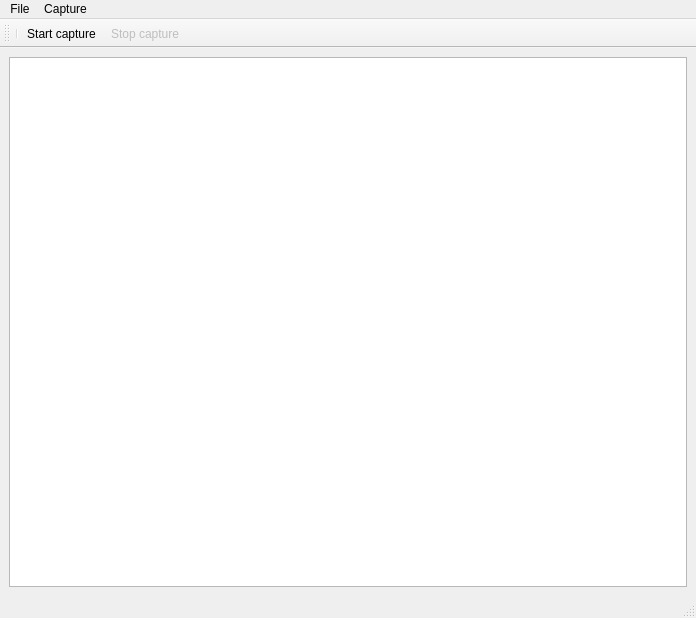
Before: the Qt Designer form mainWindow.ui in alexis-ld/pycket, drawn with Qt 5.
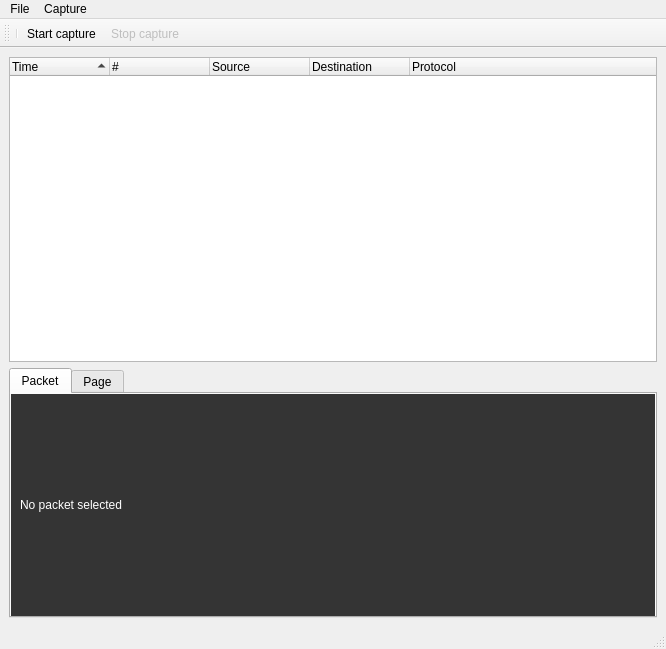
After: the same form once the commit is applied. Icons and pictures are not drawn.

Commit message: Basic styling + hexdump of the packet in tab view

```diff
--- a/mainWindow.ui
+++ b/mainWindow.ui
@@ -6,8 +6,8 @@
    <rect>
     <x>0</x>
     <y>0</y>
-    <width>696</width>
-    <height>618</height>
+    <width>666</width>
+    <height>649</height>
    </rect>
   </property>
   <property name="windowTitle">
@@ -19,6 +19,11 @@
      <layout class="QVBoxLayout" name="verticalLayout">
       <item>
        <widget class="QTreeWidget" name="packetsList">
+        <property name="styleSheet">
+         <string notr="true">font: 11pt &quot;Cantarell&quot;;
+selection-background-color: rgb(199, 199, 199);
+</string>
+        </property>
         <property name="rootIsDecorated">
          <bool>false</bool>
         </property>
@@ -32,15 +37,85 @@
          <bool>true</bool>
         </property>
         <property name="columnCount">
-         <number>0</number>
+         <number>5</number>
         </property>
         <attribute name="headerVisible">
          <bool>true</bool>
         </attribute>
+        <column>
+         <property name="text">
+          <string>Time</string>
+         </property>
+        </column>
+        <column>
+         <property name="text">
+          <string>#</string>
+         </property>
+        </column>
+        <column>
+         <property name="text">
+          <string>Source</string>
+         </property>
+        </column>
+        <column>
+         <property name="text">
+          <string>Destination</string>
+         </property>
+        </column>
+        <column>
+         <property name="text">
+          <string>Protocol</string>
+         </property>
+        </column>
        </widget>
       </item>
      </layout>
     </item>
+    <item row="1" column="0">
+     <widget class="QTabWidget" name="packetDetail">
+      <property name="maximumSize">
+       <size>
+        <width>16777215</width>
+        <height>250</height>
+       </size>
+      </property>
+      <property name="currentIndex">
+       <number>0</number>
+      </property>
+      <widget class="QWidget" name="tab_packet">
+       <property name="styleSheet">
+        <string notr="true">background-color: rgb(52, 52, 52);
+color: rgb(255, 255, 255);</string>
+       </property>
+       <attribute name="title">
+        <string>Packet</string>
+       </attribute>
+       <layout class="QGridLayout" name="gridLayout_4">
+        <item row="0" column="0">
+         <widget class="QLabel" name="tab_packet_label">
+          <property name="text">
+           <string>No packet selected</string>
+          </property>
+         </widget>
+        </item>
+       </layout>
+      </widget>
+      <widget class="QWidget" name="tab_eth">
+       <attribute name="title">
+        <string>Page</string>
+       </attribute>
+       <layout class="QGridLayout" name="gridLayout_5">
+        <item row="0" column="0">
+         <widget class="QLabel" name="label_2">
+          <property name="text">
+           <string>Deuxieme page</string>
+          </property>
+         </widget>
+        </item>
+       </layout>
+      </widget>
+     </widget>
+    </item>
    </layout>
   </widget>
   <widget class="QStatusBar" name="statusbar"/>
@@ -58,7 +133,7 @@
     <enum>TopToolBarArea</enum>
    </attribute>
    <attribute name="toolBarBreak">
-    <bool>true</bool>
+    <bool>false</bool>
    </attribute>
    <addaction name="separator"/>
    <addaction name="startCaptureBtn"/>
@@ -69,7 +144,7 @@
     <rect>
      <x>0</x>
      <y>0</y>
-     <width>696</width>
+     <width>666</width>
      <height>29</height>
     </rect>
    </property>
```
The commit also changes 2 other files.
